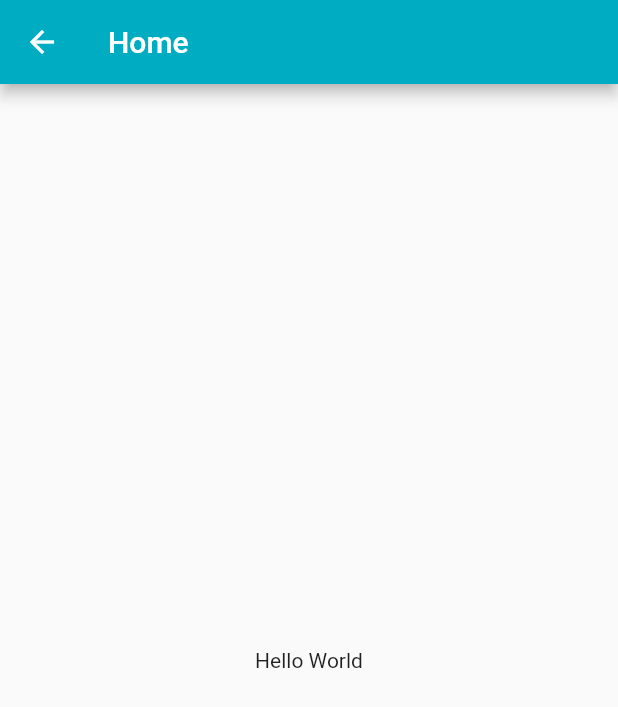
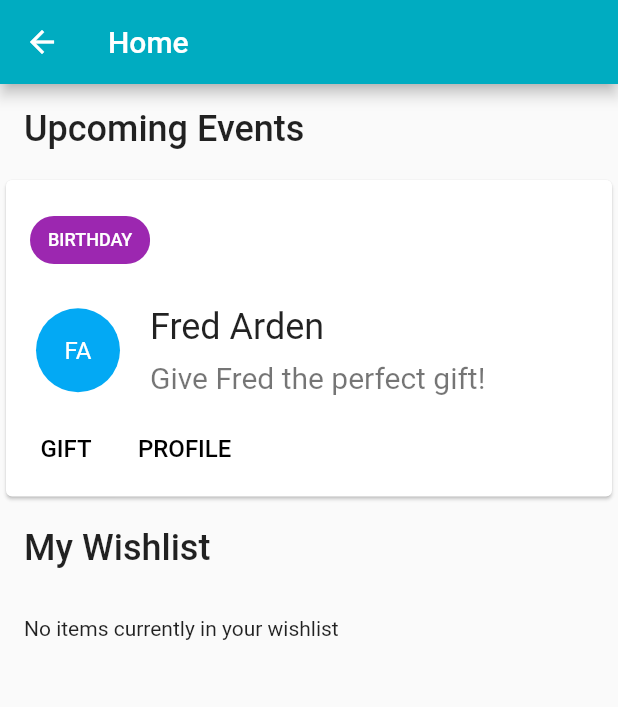
Before and after one commit to present-ly/present-ly-flutter, a Flutter app: the HomeScreen screen opened by its route, on a phone screen of 412 x 824 dp. Shown: the top 707 px of the screen. Run offline on Flutter 3.47's test engine with Material 2 defaults, Android fonts, the phone set to English and light mode, and no system bars.

Commit message:
Added some content to home screen

```diff
--- a/lib/screens/home.dart
+++ b/lib/screens/home.dart
@@ -4,11 +4,91 @@ class HomeScreen extends StatelessWidget {
   @override
   Widget build(BuildContext context) {
     return Scaffold(
-        appBar: AppBar(
-          title: Text("Home"),
+      appBar: AppBar(
+        title: Text("Home"),
+      ),
+      body: Container(
+        child: Column(
+          mainAxisAlignment: MainAxisAlignment.start,
+          crossAxisAlignment: CrossAxisAlignment.start,
+          children: <Widget>[
+            Padding(
+              padding: const EdgeInsets.all(16.0),
+              child: Text(
+                'Upcoming Events',
+                style: TextStyle(
+                  fontSize: 24.0,
+                  fontWeight: FontWeight.w500,
+                ),
+              ),
+            ),
+            Card(
+              child: Column(
+                mainAxisSize: MainAxisSize.min,
+                crossAxisAlignment: CrossAxisAlignment.start,
+                children: <Widget>[
+                  Padding(
+                    padding: const EdgeInsets.all(16.0),
+                    child: Chip(
+                      label: Text(
+                        'BIRTHDAY',
+                        style: TextStyle(color: Colors.white, fontSize: 12.0),
+                      ),
+                      backgroundColor: Colors.purple,
+                    ),
+                  ),
+                  ListTile(
+                      leading: CircleAvatar(
+                          backgroundColor: Colors.lightBlue,
+                          radius: 32.0,
+                          child: Text('FA',
+                              style: TextStyle(color: Colors.white))),
+                      title: Padding(
+                        padding: const EdgeInsets.only(bottom: 8.0),
+                        child: Text(
+                          'Fred Arden',
+                          style: TextStyle(
+                              fontSize: 24.0, fontWeight: FontWeight.w400),
+                        ),
+                      ),
+                      subtitle: Text(
+                        'Give Fred the perfect gift!',
+                        style: TextStyle(fontSize: 20.0),
+                      )),
+                  ButtonTheme.bar(
+                    child: ButtonBar(
+                      alignment: MainAxisAlignment.start,
+                      children: <Widget>[
+                        FlatButton(
+                          child: Text(
+                            'GIFT',
+                            style: TextStyle(fontSize: 16.0),
+                          ),
+                          onPressed: () => {},
+                        ),
+                        FlatButton(
+                          child:
+                              Text('PROFILE', style: TextStyle(fontSize: 16.0)),
+                          onPressed: () => {},
+                        ),
+                      ],
+                    ),
+                  ),
+                ],
+              ),
+            ),
+            Padding(
+              padding: const EdgeInsets.all(16.0),
+              child: Text(
+                'My Wishlist',
+                style: TextStyle(fontSize: 24.0, fontWeight: FontWeight.w500),
+              ),
+            ),
+            Padding(
+                padding: EdgeInsets.all(16.0),
+                child: Text('No items currently in your wishlist'))
+          ],
         ),
-      body: Center(
-        child: Text("Hello World"),
       ),
     );
   }
```
